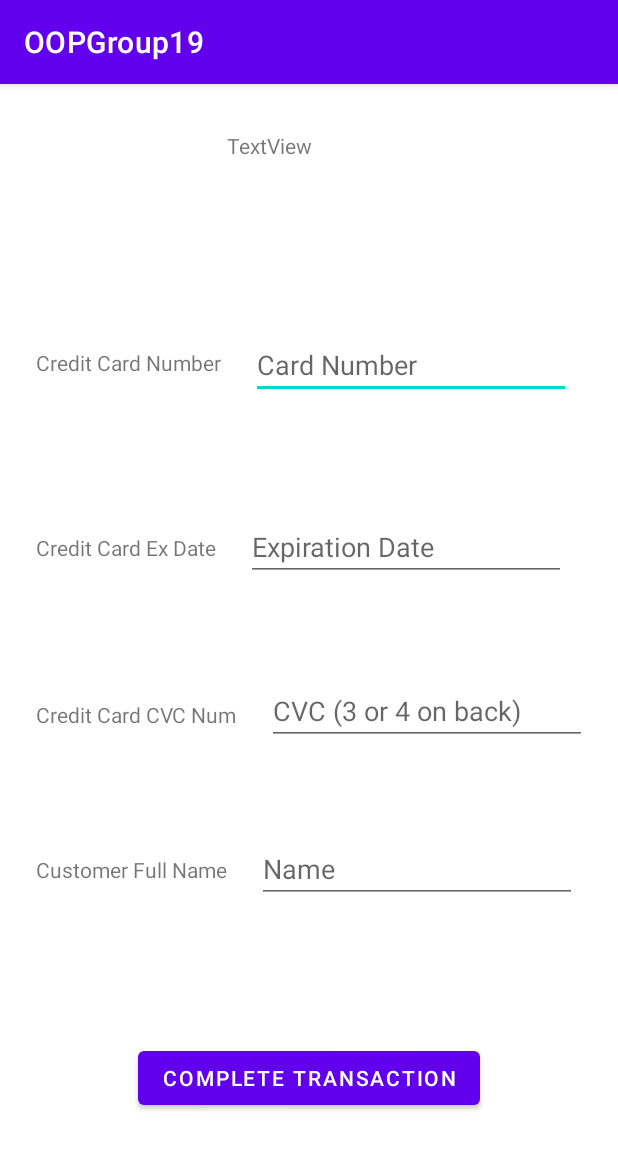
After one commit to juliancorrea93/OOP-Project, an Android app: the CheckOut screen opened directly, with no data from a screen before it, on a phone screen of 412 x 824 dp. The commit adds this screen. Shown: the top 1149 px of the screen. Run offline under Robolectric (Android 15) with nearby library versions, the phone set to English and light mode, and no system bars; 1 statement that could not run was skipped.

Commit message:
CheckOut implemented still not complete need to chase down a null exception

```diff
--- a/app/src/main/AndroidManifest.xml
+++ b/app/src/main/AndroidManifest.xml
@@ -9,7 +9,8 @@
         android:roundIcon="@mipmap/ic_launcher_round"
         android:supportsRtl="true"
         android:theme="@style/Theme.OOPGroup19">
-        <activity android:name=".SelectStoreFront"></activity>
+        <activity android:name=".CheckOut"></activity>
+        <activity android:name=".SelectStoreFront" />
         <activity android:name=".SignUp" />
         <activity android:name=".SellerMainMenu" />
         <activity android:name=".CustomerProductPage" />
--- /dev/null
+++ b/app/src/main/java/com/correajulian/oopgroup19/CheckOut.java
@@ -0,0 +1,70 @@
+package com.correajulian.oopgroup19;
+
+import androidx.appcompat.app.AppCompatActivity;
+
+import android.content.Intent;
+import android.os.Bundle;
+import android.widget.Button;
+import android.widget.EditText;
+import android.widget.TextView;
+import android.widget.Toast;
+
+import java.io.Serializable;
+
+public class CheckOut extends AppCompatActivity implements Serializable {
+    TextView card_num;
+    TextView cvc;
+    TextView expdate;
+    TextView cust_name;
+    EditText num;
+    EditText cvc_nums;
+    EditText expdate_input;
+    EditText name_input;
+    Button transaction;
+    TextView cartinfo;
+
+    @Override
+    protected void onCreate(Bundle savedInstanceState) {
+        super.onCreate(savedInstanceState);
+        setContentView(R.layout.activity_check_out);
+
+        ShoppingCart shoppingCart = (ShoppingCart) getIntent().getSerializableExtra("cart");
+        System.out.println(shoppingCart.getItemList());
+        /*
+        card_num = findViewById(R.id.custnum);
+        cvc = findViewById(R.id.custcvc);
+        expdate = findViewById(R.id.custexp);
+        cust_name = findViewById(R.id.custname);
+        num = findViewById(R.id.numinput);
+        cvc_nums = findViewById(R.id.cvcinput);
+        expdate_input = findViewById(R.id.expinput);
+        name_input = findViewById(R.id.nameinput);
+        transaction = findViewById(R.id.transaction);
+        cartinfo.findViewById(R.id.CartInfo);
+        cartinfo.setText(shoppingCart.getItemList());
+
+
+        /*transaction.setOnClickListener(v -> {
+            try{
+                Long number = Long.parseLong(num.getText().toString());
+                Integer cvc_num = Integer.parseInt(cvc_nums.getText().toString());
+                String exp_date = expdate_input.getText().toString();
+                CreditCard card = new CreditCard(number.longValue(),exp_date, cvc_num.intValue());
+                if (card.Charge(shoppingCart, number.longValue(),exp_date, cvc_num.intValue())) {
+                    Toast.makeText(getApplicationContext(), "Transaction complete!", Toast.LENGTH_LONG).show();
+                    shoppingCart.clearCart();
+                    Intent intent = new Intent(CheckOut.this, SelectStoreFront.class);
+                    startActivity(intent);
+                }
+            }
+            catch (NumberFormatException e) {
+                Toast.makeText(getApplicationContext(), "Make sure card number and cvc numbers are correct", Toast.LENGTH_LONG).show();
+            }
+        });
+
+         */
+
+
+
+    }
+}
--- /dev/null
+++ b/app/src/main/java/com/correajulian/oopgroup19/CreditCard.java
@@ -0,0 +1,26 @@
+package com.correajulian.oopgroup19;
+
+public class CreditCard {
+    public CreditCard(long number, String exp, int cvc) {
+        this.number = number;
+        this.exp = exp;
+        this.cvc = cvc;
+    }
+
+    private boolean Authenticate(long number, String exp, int cvc) {
+        return this.number == number && this.exp.equals(exp) && this.cvc == cvc;
+    }
+
+    public boolean Charge (ShoppingCart s, long number, String exp, int cvc) {
+        if (Authenticate(number, exp, cvc)) {
+            System.out.println("Purchase Successful! Card charged $" + s.getTotal() + '.');
+            return true;
+        }
+        System.out.println("Invalid credit card credentials.");
+        return false;
+    }
+
+    private final long number;
+    private final String exp;
+    private final int cvc;
+}
--- a/app/src/main/java/com/correajulian/oopgroup19/CustomerProductView.java
+++ b/app/src/main/java/com/correajulian/oopgroup19/CustomerProductView.java
@@ -29,6 +29,7 @@ public class CustomerProductView extends AppCompatActivity implements Serializab
 
     private ListView lv;
     private ShoppingCart sc;
+    Button checkOut;
 
     class ProductViewAdapter extends ArrayAdapter<Product> {
         Context context;
@@ -104,7 +105,7 @@ public class CustomerProductView extends AppCompatActivity implements Serializab
         ArrayList<Product> products = new ArrayList<>();
 
         sc = new ShoppingCart();
-
+        checkOut = findViewById(R.id.checkout);
         //read in products here
         Product p1 = new Product("Fridge", 450, "fridge.jpeg", "Amazon");
         Product p2 = new Product("Detergent", 21, "detergent.jpg", "Amazon");
@@ -126,7 +127,11 @@ public class CustomerProductView extends AppCompatActivity implements Serializab
 
         ProductViewAdapter adapter = new ProductViewAdapter(getApplicationContext(), products);
         lv.setAdapter(adapter);
-
+        checkOut.setOnClickListener(v-> {
+            Intent intent = new Intent(CustomerProductView.this, CheckOut.class);
+            intent.putExtra("cart", sc);
+            startActivity(intent);
+        });
     }
     @Override
     protected void onActivityResult(int requestCode,int resultCode, Intent data) {
--- a/app/src/main/java/com/correajulian/oopgroup19/ShoppingCart.java
+++ b/app/src/main/java/com/correajulian/oopgroup19/ShoppingCart.java
@@ -23,8 +23,9 @@ public class ShoppingCart implements Serializable {
             Float f = items.get(i).getPrice();
             products.add(items.get(i).getName() + " $" + f.toString() + " Quantity: " + quantities.get(i));
         }
+        Float f = getTotal();
 
-        return products.toString();
+        return products.toString() + "\nTotal: $" + f.toString();
     }
     protected boolean addNewItem(Product product, int quantity) {
         if (!this.items.isEmpty()) {
@@ -63,6 +64,10 @@ public class ShoppingCart implements Serializable {
             }
         }
     }
+    public void clearCart() {
+        items.clear();
+        quantities.clear();
+    }
     private ArrayList<Product> items;
     private ArrayList<Integer> quantities;
 }
--- /dev/null
+++ b/app/src/main/res/layout/activity_check_out.xml
@@ -0,0 +1,117 @@
+<?xml version="1.0" encoding="utf-8"?>
+<androidx.constraintlayout.widget.ConstraintLayout xmlns:android="http://schemas.android.com/apk/res/android"
+    xmlns:app="http://schemas.android.com/apk/res-auto"
+    xmlns:tools="http://schemas.android.com/tools"
+    android:layout_width="match_parent"
+    android:layout_height="match_parent"
+    tools:context=".CheckOut">
+
+    <EditText
+        android:id="@+id/numinput"
+        android:layout_width="wrap_content"
+        android:layout_height="wrap_content"
+        android:layout_marginStart="20dp"
+        android:layout_marginTop="114dp"
+        android:ems="10"
+        android:hint="Card Number"
+        android:inputType="number"
+        app:layout_constraintStart_toEndOf="@+id/custnum"
+        app:layout_constraintTop_toBottomOf="@+id/CartInfo" />
+
+    <TextView
+        android:id="@+id/custname"
+        android:layout_width="wrap_content"
+        android:layout_height="wrap_content"
+        android:layout_marginStart="24dp"
+        android:layout_marginTop="84dp"
+        android:text="Customer Full Name"
+        app:layout_constraintStart_toStartOf="parent"
+        app:layout_constraintTop_toBottomOf="@+id/custcvc" />
+
+    <TextView
+        android:id="@+id/custcvc"
+        android:layout_width="wrap_content"
+        android:layout_height="wrap_content"
+        android:layout_marginStart="24dp"
+        android:layout_marginTop="92dp"
+        android:text="Credit Card CVC Num"
+        app:layout_constraintStart_toStartOf="parent"
+        app:layout_constraintTop_toBottomOf="@+id/custexp" />
+
+    <TextView
+        android:id="@+id/custnum"
+        android:layout_width="wrap_content"
+        android:layout_height="wrap_content"
+        android:layout_marginStart="24dp"
+        android:layout_marginTop="176dp"
+        android:text="Credit Card Number"
+        app:layout_constraintStart_toStartOf="parent"
+        app:layout_constraintTop_toTopOf="parent" />
+
+    <EditText
+        android:id="@+id/expinput"
+        android:layout_width="wrap_content"
+        android:layout_height="wrap_content"
+        android:layout_marginStart="20dp"
+        android:layout_marginTop="76dp"
+        android:ems="10"
+        android:hint="Expiration Date"
+        android:inputType="number"
+        app:layout_constraintStart_toEndOf="@+id/custexp"
+        app:layout_constraintTop_toBottomOf="@+id/numinput" />
+
+    <TextView
+        android:id="@+id/custexp"
+        android:layout_width="wrap_content"
+        android:layout_height="wrap_content"
+        android:layout_marginStart="24dp"
+        android:layout_marginTop="104dp"
+        android:text="Credit Card Ex Date"
+        app:layout_constraintStart_toStartOf="parent"
+        app:layout_constraintTop_toBottomOf="@+id/custnum" />
+
+    <EditText
+        android:id="@+id/nameinput"
+        android:layout_width="wrap_content"
+        android:layout_height="wrap_content"
+        android:layout_marginStart="20dp"
+        android:layout_marginTop="60dp"
+        android:ems="10"
+        android:hint="Name"
+        android:inputType="textPersonName"
+        app:layout_constraintStart_toEndOf="@+id/custname"
+        app:layout_constraintTop_toBottomOf="@+id/cvcinput" />
+
+    <EditText
+        android:id="@+id/cvcinput"
+        android:layout_width="wrap_content"
+        android:layout_height="wrap_content"
+        android:layout_marginStart="20dp"
+        android:layout_marginTop="64dp"
+        android:ems="10"
+        android:hint="CVC (3 or 4 on back)"
+        android:inputType="number"
+        app:layout_constraintStart_toEndOf="@+id/custcvc"
+        app:layout_constraintTop_toBottomOf="@+id/expinput" />
+
+    <Button
+        android:id="@+id/transaction"
+        android:layout_width="wrap_content"
+        android:layout_height="wrap_content"
+        android:layout_marginBottom="81dp"
+        android:text="Complete Transaction"
+        app:layout_constraintBottom_toBottomOf="parent"
+        app:layout_constraintEnd_toEndOf="parent"
+        app:layout_constraintStart_toStartOf="parent" />
+
+    <TextView
+        android:id="@+id/CartInfo"
+        android:layout_width="wrap_content"
+        android:layout_height="wrap_content"
+        android:layout_marginTop="31dp"
+        android:layout_marginEnd="204dp"
+        android:text="TextView"
+        app:layout_constraintEnd_toEndOf="parent"
+        app:layout_constraintTop_toTopOf="parent" />
+
+</androidx.constraintlayout.widget.ConstraintLayout>
--- a/app/src/main/res/layout/activity_customer_product_view.xml
+++ b/app/src/main/res/layout/activity_customer_product_view.xml
@@ -18,7 +18,7 @@
     </ListView>
 
     <Button
-        android:id="@+id/button"
+        android:id="@+id/checkout"
         android:layout_width="match_parent"
         android:layout_height="wrap_content"
         android:layout_marginTop="23dp"
```
